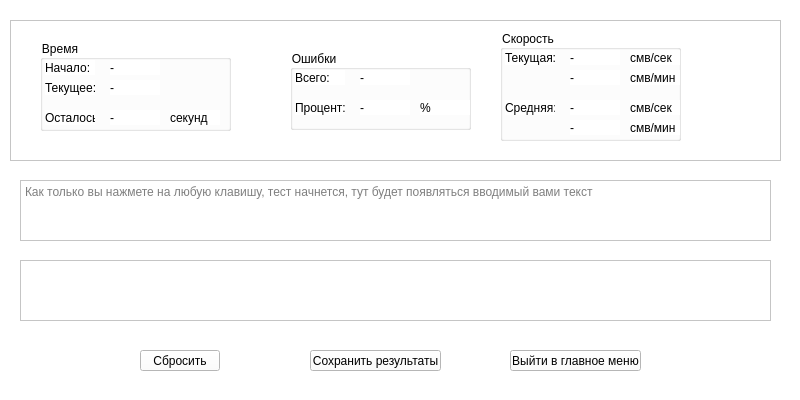
Before: the Qt Designer form data/forms/inputwidget.ui in Kobanoss/KeyBoard-Typer, drawn with Qt 5.
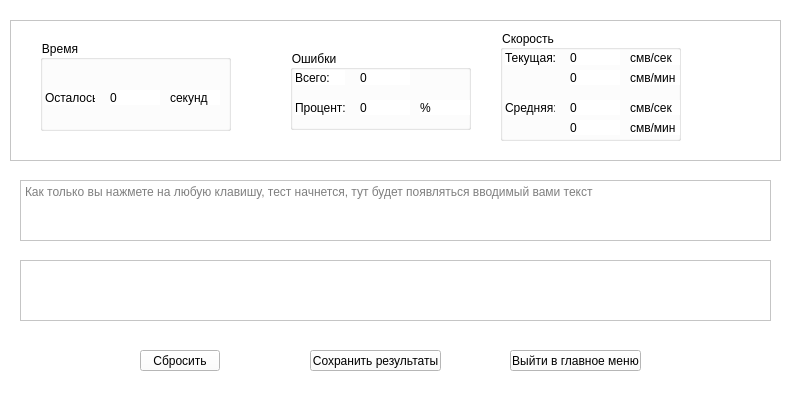
After: the same form once the commit is applied. Icons and pictures are not drawn.

```diff
--- a/data/forms/inputwidget.ui
+++ b/data/forms/inputwidget.ui
@@ -93,7 +93,7 @@
      <property name="geometry">
       <rect>
        <x>70</x>
-       <y>70</y>
+       <y>50</y>
        <width>50</width>
        <height>15</height>
       </rect>
@@ -111,89 +111,14 @@
       </size>
      </property>
      <property name="text">
-      <string>-</string>
-     </property>
-    </widget>
-    <widget class="QLabel" name="label_1">
-     <property name="geometry">
-      <rect>
-       <x>5</x>
-       <y>20</y>
-       <width>50</width>
-       <height>15</height>
-      </rect>
-     </property>
-     <property name="minimumSize">
-      <size>
-       <width>50</width>
-       <height>15</height>
-      </size>
-     </property>
-     <property name="maximumSize">
-      <size>
-       <width>50</width>
-       <height>15</height>
-      </size>
-     </property>
-     <property name="text">
-      <string>Начало:</string>
-     </property>
-    </widget>
-    <widget class="QLabel" name="label_input_time_start">
-     <property name="geometry">
-      <rect>
-       <x>70</x>
-       <y>20</y>
-       <width>50</width>
-       <height>15</height>
-      </rect>
-     </property>
-     <property name="minimumSize">
-      <size>
-       <width>50</width>
-       <height>15</height>
-      </size>
-     </property>
-     <property name="maximumSize">
-      <size>
-       <width>50</width>
-       <height>15</height>
-      </size>
-     </property>
-     <property name="text">
-      <string>-</string>
-     </property>
-    </widget>
-    <widget class="QLabel" name="label_2">
-     <property name="geometry">
-      <rect>
-       <x>5</x>
-       <y>40</y>
-       <width>50</width>
-       <height>15</height>
-      </rect>
-     </property>
-     <property name="minimumSize">
-      <size>
-       <width>50</width>
-       <height>15</height>
-      </size>
-     </property>
-     <property name="maximumSize">
-      <size>
-       <width>50</width>
-       <height>15</height>
-      </size>
-     </property>
-     <property name="text">
-      <string>Текущее:</string>
+      <string>0</string>
      </property>
     </widget>
     <widget class="QLabel" name="label_3">
      <property name="geometry">
       <rect>
        <x>5</x>
-       <y>70</y>
+       <y>50</y>
        <width>50</width>
        <height>15</height>
       </rect>
@@ -214,36 +139,11 @@
       <string>Осталось:</string>
      </property>
     </widget>
-    <widget class="QLabel" name="label_input_time_current">
-     <property name="geometry">
-      <rect>
-       <x>70</x>
-       <y>40</y>
-       <width>50</width>
-       <height>15</height>
-      </rect>
-     </property>
-     <property name="minimumSize">
-      <size>
-       <width>50</width>
-       <height>15</height>
-      </size>
-     </property>
-     <property name="maximumSize">
-      <size>
-       <width>50</width>
-       <height>15</height>
-      </size>
-     </property>
-     <property name="text">
-      <string>-</string>
-     </property>
-    </widget>
     <widget class="QLabel" name="label_8">
      <property name="geometry">
       <rect>
        <x>130</x>
-       <y>70</y>
+       <y>50</y>
        <width>50</width>
        <height>15</height>
       </rect>
@@ -305,7 +205,7 @@
       </size>
      </property>
      <property name="text">
-      <string>-</string>
+      <string>0</string>
      </property>
     </widget>
     <widget class="QLabel" name="label_4">
@@ -361,7 +261,7 @@
       </size>
      </property>
      <property name="text">
-      <string>-</string>
+      <string>0</string>
      </property>
     </widget>
     <widget class="QLabel" name="label_5">
@@ -467,7 +367,7 @@
       </size>
      </property>
      <property name="text">
-      <string>-</string>
+      <string>0</string>
      </property>
     </widget>
     <widget class="QLabel" name="label_input_speed_current_per_sec">
@@ -498,7 +398,7 @@
       </size>
      </property>
      <property name="text">
-      <string>-</string>
+      <string>0</string>
      </property>
     </widget>
     <widget class="QLabel" name="label_7">
@@ -554,7 +454,7 @@
       </size>
      </property>
      <property name="text">
-      <string>-</string>
+      <string>0</string>
      </property>
     </widget>
     <widget class="QLabel" name="label_6">
@@ -610,7 +510,7 @@
       </size>
      </property>
      <property name="text">
-      <string>-</string>
+      <string>0</string>
      </property>
     </widget>
     <widget class="QLabel" name="label_10">
```
